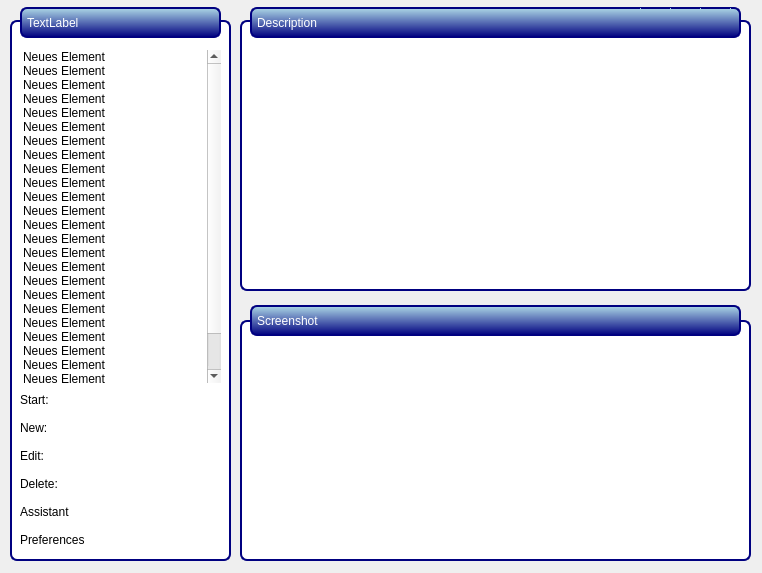
This is dboxfe/ui/dboxfe.ui in LasDesu/DBoxFE as Qt 5 draws it before an edit. The edited form follows.
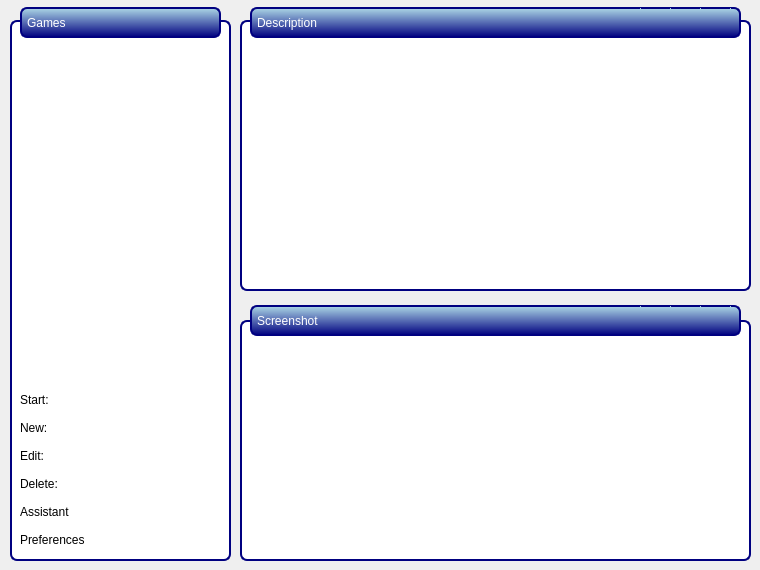
This is the edited form. Icons and pictures are not drawn.

```diff
--- a/dboxfe/ui/dboxfe.ui
+++ b/dboxfe/ui/dboxfe.ui
@@ -5,13 +5,29 @@
    <rect>
     <x>0</x>
     <y>0</y>
-    <width>762</width>
-    <height>573</height>
+    <width>760</width>
+    <height>570</height>
    </rect>
   </property>
+  <property name="minimumSize" >
+   <size>
+    <width>760</width>
+    <height>570</height>
+   </size>
+  </property>
+  <property name="maximumSize" >
+   <size>
+    <width>760</width>
+    <height>570</height>
+   </size>
+  </property>
   <property name="windowTitle" >
    <string>DBoxFE - Startscreen</string>
   </property>
+  <property name="windowIcon" >
+   <iconset resource="../../resource/dboxfe.qrc" >
+    <normaloff>:/pics/images/default.png</normaloff>:/pics/images/default.png</iconset>
+  </property>
   <property name="styleSheet" >
    <string notr="true" >#textEditGameDescription {
 	padding-top: 20px;
@@ -179,60 +195,6 @@
     <bool>true</bool>
    </property>
   </widget>
-  <widget class="QToolButton" name="btnOpenScreenCapture" >
-   <property name="geometry" >
-    <rect>
-     <x>640</x>
-     <y>305</y>
-     <width>31</width>
-     <height>31</height>
-    </rect>
-   </property>
-   <property name="statusTip" >
-    <string>Open screen capture</string>
-   </property>
-   <property name="styleSheet" >
-    <string notr="true" />
-   </property>
-   <property name="icon" >
-    <iconset resource="../../resource/dboxfe.qrc" >
-     <normaloff>:/pics/images/folder-open_16.png</normaloff>:/pics/images/folder-open_16.png</iconset>
-   </property>
-  </widget>
-  <widget class="QToolButton" name="btnApplyScreenCapture" >
-   <property name="geometry" >
-    <rect>
-     <x>670</x>
-     <y>305</y>
-     <width>31</width>
-     <height>31</height>
-    </rect>
-   </property>
-   <property name="styleSheet" >
-    <string notr="true" />
-   </property>
-   <property name="icon" >
-    <iconset resource="../../resource/dboxfe.qrc" >
-     <normaloff>:/pics/images/apply_16.png</normaloff>:/pics/images/apply_16.png</iconset>
-   </property>
-  </widget>
-  <widget class="QToolButton" name="btnClearScreenCapture" >
-   <property name="geometry" >
-    <rect>
-     <x>700</x>
-     <y>305</y>
-     <width>31</width>
-     <height>31</height>
-    </rect>
-   </property>
-   <property name="styleSheet" >
-    <string notr="true" />
-   </property>
-   <property name="icon" >
-    <iconset resource="../../resource/dboxfe.qrc" >
-     <normaloff>:/pics/images/cancel_16.png</normaloff>:/pics/images/cancel_16.png</iconset>
-   </property>
-  </widget>
   <widget class="QLabel" name="labelGameSreenshotHeader" >
    <property name="geometry" >
     <rect>
@@ -390,136 +352,6 @@
       <property name="styleSheet" >
        <string notr="true" />
       </property>
-      <item>
-       <property name="text" >
-        <string>Neues Element</string>
-       </property>
-      </item>
-      <item>
-       <property name="text" >
-        <string>Neues Element</string>
-       </property>
-      </item>
-      <item>
-       <property name="text" >
-        <string>Neues Element</string>
-       </property>
-      </item>
-      <item>
-       <property name="text" >
-        <string>Neues Element</string>
-       </property>
-      </item>
-      <item>
-       <property name="text" >
-        <string>Neues Element</string>
-       </property>
-      </item>
-      <item>
-       <property name="text" >
-        <string>Neues Element</string>
-       </property>
-      </item>
-      <item>
-       <property name="text" >
-        <string>Neues Element</string>
-       </property>
-      </item>
-      <item>
-       <property name="text" >
-        <string>Neues Element</string>
-       </property>
-      </item>
-      <item>
-       <property name="text" >
-        <string>Neues Element</string>
-       </property>
-      </item>
-      <item>
-       <property name="text" >
-        <string>Neues Element</string>
-       </property>
-      </item>
-      <item>
-       <property name="text" >
-        <string>Neues Element</string>
-       </property>
-      </item>
-      <item>
-       <property name="text" >
-        <string>Neues Element</string>
-       </property>
-      </item>
-      <item>
-       <property name="text" >
-        <string>Neues Element</string>
-       </property>
-      </item>
-      <item>
-       <property name="text" >
-        <string>Neues Element</string>
-       </property>
-      </item>
-      <item>
-       <property name="text" >
-        <string>Neues Element</string>
-       </property>
-      </item>
-      <item>
-       <property name="text" >
-        <string>Neues Element</string>
-       </property>
-      </item>
-      <item>
-       <property name="text" >
-        <string>Neues Element</string>
-       </property>
-      </item>
-      <item>
-       <property name="text" >
-        <string>Neues Element</string>
-       </property>
-      </item>
-      <item>
-       <property name="text" >
-        <string>Neues Element</string>
-       </property>
-      </item>
-      <item>
-       <property name="text" >
-        <string>Neues Element</string>
-       </property>
-      </item>
-      <item>
-       <property name="text" >
-        <string>Neues Element</string>
-       </property>
-      </item>
-      <item>
-       <property name="text" >
-        <string>Neues Element</string>
-       </property>
-      </item>
-      <item>
-       <property name="text" >
-        <string>Neues Element</string>
-       </property>
-      </item>
-      <item>
-       <property name="text" >
-        <string>Neues Element</string>
-       </property>
-      </item>
-      <item>
-       <property name="text" >
-        <string>Neues Element</string>
-       </property>
-      </item>
-      <item>
-       <property name="text" >
-        <string>Neues Element</string>
-       </property>
-      </item>
      </widget>
     </item>
     <item row="1" column="0" >
@@ -853,7 +685,61 @@
     <string notr="true" />
    </property>
    <property name="text" >
-    <string>TextLabel</string>
+    <string>Games</string>
+   </property>
+  </widget>
+  <widget class="QToolButton" name="btnApplyScreenCapture" >
+   <property name="geometry" >
+    <rect>
+     <x>670</x>
+     <y>305</y>
+     <width>31</width>
+     <height>31</height>
+    </rect>
+   </property>
+   <property name="styleSheet" >
+    <string notr="true" />
+   </property>
+   <property name="icon" >
+    <iconset resource="../../resource/dboxfe.qrc" >
+     <normaloff>:/pics/images/apply_16.png</normaloff>:/pics/images/apply_16.png</iconset>
+   </property>
+  </widget>
+  <widget class="QToolButton" name="btnClearScreenCapture" >
+   <property name="geometry" >
+    <rect>
+     <x>700</x>
+     <y>305</y>
+     <width>31</width>
+     <height>31</height>
+    </rect>
+   </property>
+   <property name="styleSheet" >
+    <string notr="true" />
+   </property>
+   <property name="icon" >
+    <iconset resource="../../resource/dboxfe.qrc" >
+     <normaloff>:/pics/images/cancel_16.png</normaloff>:/pics/images/cancel_16.png</iconset>
+   </property>
+  </widget>
+  <widget class="QToolButton" name="btnOpenScreenCapture" >
+   <property name="geometry" >
+    <rect>
+     <x>640</x>
+     <y>305</y>
+     <width>31</width>
+     <height>31</height>
+    </rect>
+   </property>
+   <property name="statusTip" >
+    <string>Open screen capture</string>
+   </property>
+   <property name="styleSheet" >
+    <string notr="true" />
+   </property>
+   <property name="icon" >
+    <iconset resource="../../resource/dboxfe.qrc" >
+     <normaloff>:/pics/images/folder-open_16.png</normaloff>:/pics/images/folder-open_16.png</iconset>
    </property>
   </widget>
  </widget>
```
